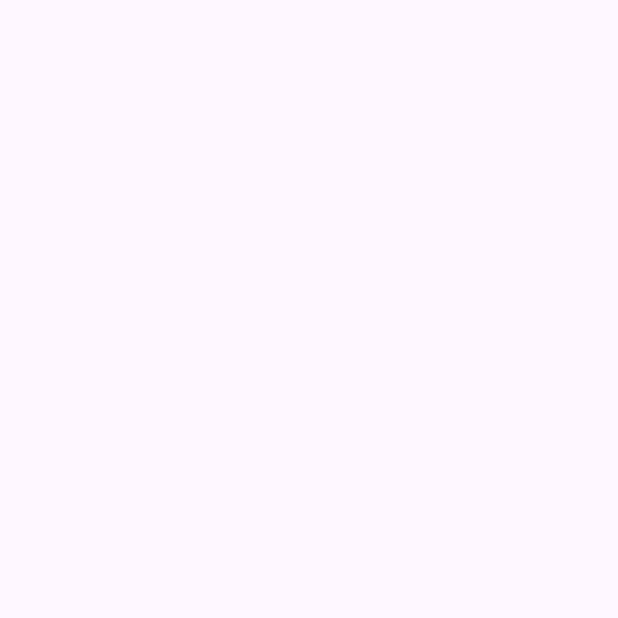
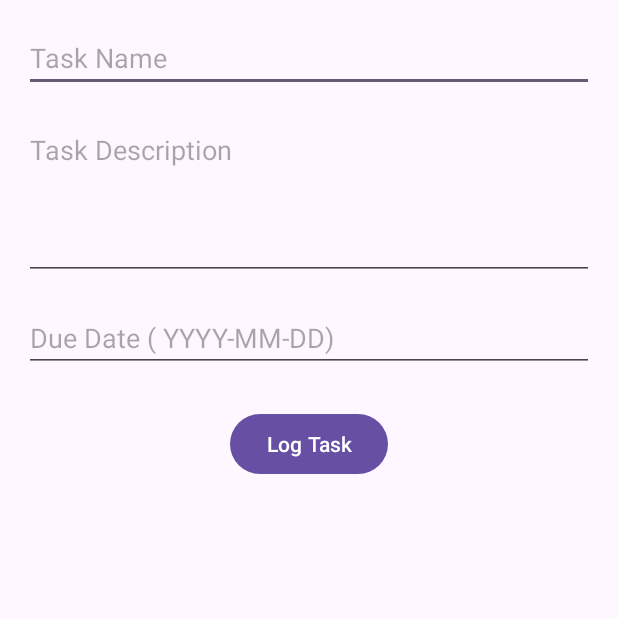
Before and after one commit to DanielBooysen/XBAD7319_POE, an Android app: the CreateTask screen opened directly, with no data from a screen before it, on a phone screen of 412 x 824 dp, the top half of it. Before the commit the part shown is empty. Run offline under Robolectric (Android 15) with nearby library versions, the phone set to English and light mode, and no system bars; our stand-ins replace Firebase (no records; nobody signed in at launch, a user with empty details on screens opened directly).

Commit message:
Log a task feature

```diff
--- a/app/src/main/java/com/example/xbcad7319/CreateTask.kt
+++ b/app/src/main/java/com/example/xbcad7319/CreateTask.kt
@@ -1,12 +1,19 @@
 package com.example.xbcad7319
 
 import android.os.Bundle
+import android.widget.Button
+import android.widget.EditText
+import android.widget.Toast
 import androidx.activity.enableEdgeToEdge
 import androidx.appcompat.app.AppCompatActivity
 import androidx.core.view.ViewCompat
 import androidx.core.view.WindowInsetsCompat
+import com.google.firebase.auth.FirebaseAuth
+import com.google.firebase.firestore.FirebaseFirestore
 
 class CreateTask : AppCompatActivity() {
+    private lateinit var db: FirebaseFirestore
+    private lateinit var auth: FirebaseAuth
     override fun onCreate(savedInstanceState: Bundle?) {
         super.onCreate(savedInstanceState)
         enableEdgeToEdge()
@@ -16,5 +23,53 @@ class CreateTask : AppCompatActivity() {
             v.setPadding(systemBars.left, systemBars.top, systemBars.right, systemBars.bottom)
             insets
         }
+        // Initialize Firestore and Firebase Authentication
+        db = FirebaseFirestore.getInstance()
+        auth = FirebaseAuth.getInstance()
+
+        val taskNameEditText: EditText = findViewById(R.id.taskNameEditText)
+        val descriptionEditText: EditText = findViewById(R.id.descriptionEditText)
+        val dueDateEditText: EditText = findViewById(R.id.dueDateEditText)
+        val logTaskButton: Button = findViewById(R.id.logTaskButton)
+
+        logTaskButton.setOnClickListener {
+            val taskName = taskNameEditText.text.toString().trim()
+            val description = descriptionEditText.text.toString().trim()
+            val dueDate = dueDateEditText.text.toString().trim()
+
+            if (taskName.isEmpty() || description.isEmpty() || dueDate.isEmpty()) {
+                Toast.makeText(this, "All fields are required", Toast.LENGTH_SHORT).show()
+                return@setOnClickListener
+            }
+
+            // Get the current user ID
+            val currentUser = auth.currentUser
+            if (currentUser != null) {
+                val userId = currentUser.uid
+                saveTaskToFirestore(userId, taskName, description, dueDate)
+            } else {
+                Toast.makeText(this, "User not authenticated", Toast.LENGTH_SHORT).show()
+            }
+        }
     }
+
+    private fun saveTaskToFirestore(userId: String, taskName: String, description: String, dueDate: String) {
+        val task = hashMapOf(
+            "taskName" to taskName,
+            "description" to description,
+            "dueDate" to dueDate,
+            "createdBy" to userId,
+            "createdAt" to System.currentTimeMillis()
+        )
+
+        db.collection("tasks").add(task)
+            .addOnSuccessListener {
+                Toast.makeText(this, "Task successfully logged", Toast.LENGTH_SHORT).show()
+                finish() // Close the activity after successful logging
+            }
+            .addOnFailureListener { e ->
+                Toast.makeText(this, "Error logging task: ${e.message}", Toast.LENGTH_SHORT).show()
+            }
+    }
+
 }
--- a/app/src/main/res/layout/activity_create_task.xml
+++ b/app/src/main/res/layout/activity_create_task.xml
@@ -1,10 +1,53 @@
 <?xml version="1.0" encoding="utf-8"?>
-<androidx.constraintlayout.widget.ConstraintLayout xmlns:android="http://schemas.android.com/apk/res/android"
-    xmlns:app="http://schemas.android.com/apk/res-auto"
+<LinearLayout
+    xmlns:android="http://schemas.android.com/apk/res/android"
     xmlns:tools="http://schemas.android.com/tools"
     android:id="@+id/main"
     android:layout_width="match_parent"
     android:layout_height="match_parent"
-    tools:context=".CreateTask">
+    tools:context=".CreateTask"
+    android:orientation="vertical">
 
-</androidx.constraintlayout.widget.ConstraintLayout>
+    <EditText
+        android:id="@+id/taskNameEditText"
+        android:layout_width="match_parent"
+        android:layout_height="wrap_content"
+        android:hint="Task Name"
+        android:inputType="text"
+        android:maxLines="1"
+        android:layout_marginTop="16dp"
+        android:layout_marginStart="16dp"
+        android:layout_marginEnd="16dp" />
+
+    <EditText
+        android:id="@+id/descriptionEditText"
+        android:layout_width="match_parent"
+        android:layout_height="wrap_content"
+        android:hint="Task Description"
+        android:inputType="textMultiLine"
+        android:minLines="4"
+        android:gravity="top"
+        android:scrollbars="vertical"
+        android:layout_marginTop="16dp"
+        android:layout_marginStart="16dp"
+        android:layout_marginEnd="16dp" />
+
+    <EditText
+        android:id="@+id/dueDateEditText"
+        android:layout_width="match_parent"
+        android:layout_height="wrap_content"
+        android:layout_marginStart="16dp"
+        android:layout_marginTop="16dp"
+        android:layout_marginEnd="16dp"
+        android:hint="Due Date ( YYYY-MM-DD)"
+        android:inputType="text" />
+
+    <Button
+        android:id="@+id/logTaskButton"
+        android:layout_width="wrap_content"
+        android:layout_height="wrap_content"
+        android:text="Log Task"
+        android:layout_gravity="center"
+        android:layout_marginTop="24dp" />
+
+</LinearLayout>
```
